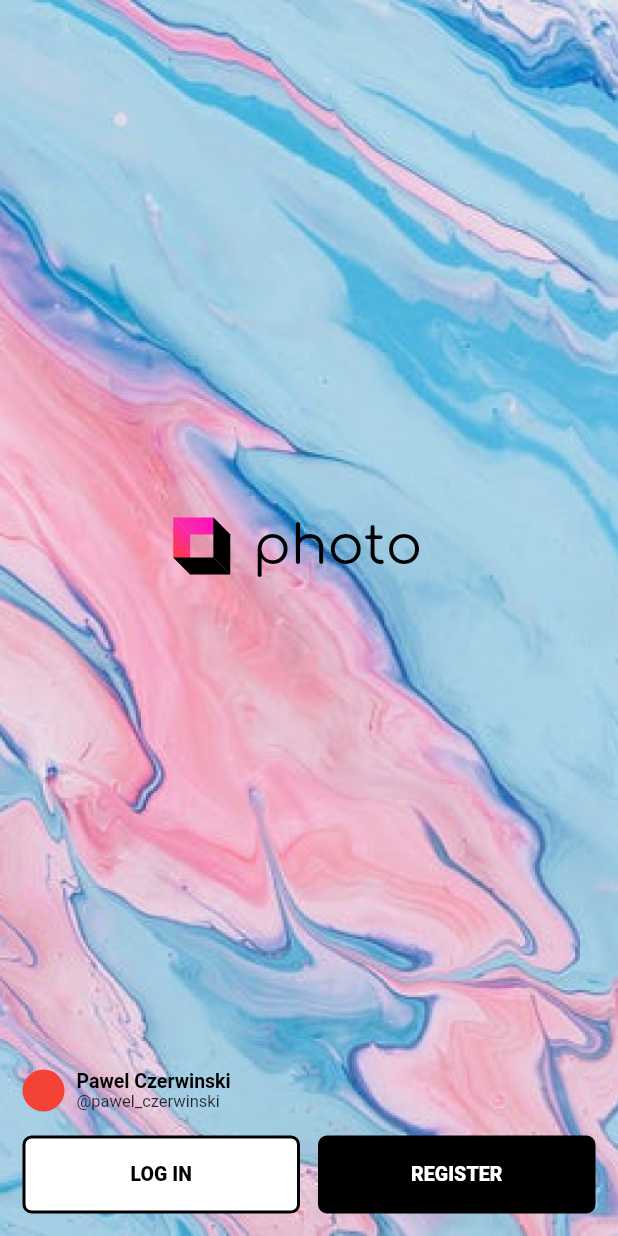
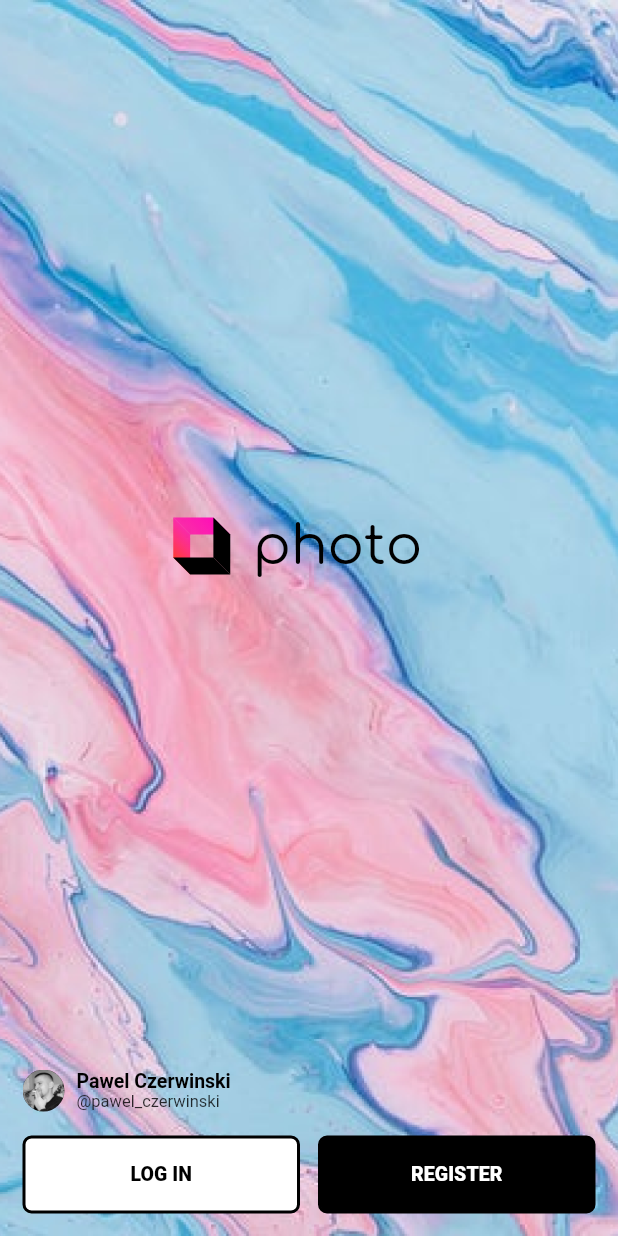
Before and after one commit to lienminhquang/photo, a Flutter app: the screen it shows after launch, on a phone screen of 412 x 824 dp. Run offline on Flutter 3.47's test engine with Material 2 defaults, Android fonts, the phone set to English and light mode, and no system bars; our stand-ins replace bloc, flutter_bloc, google_fonts; generated files the repository leaves out were written again.

Commit message:
+ Use bloc to load prev user to splash screen

```diff
--- /dev/null
+++ b/lib/bloc/user_bloc.dart
@@ -0,0 +1,25 @@
+import 'dart:async';
+
+import 'package:bloc/bloc.dart';
+import 'package:meta/meta.dart';
+import 'package:photo/models/user.dart';
+import 'package:photo/viewmodels/user_viewmodel.dart';
+
+part 'user_event.dart';
+part 'user_state.dart';
+
+class UserBloc extends Bloc<UserEvent, UserState> {
+  UserBloc(this.userViewModel) : super(UserInitial());
+  final UserViewModel userViewModel;
+
+  @override
+  Stream<UserState> mapEventToState(
+    UserEvent event,
+  ) async* {
+    if (event is UserInitEvent) {
+      yield UserInitial();
+      var prevUser = await userViewModel.getPreviousLoginedUser();
+      yield PrevUserLoaded(prevUser);
+    }
+  }
+}
--- /dev/null
+++ b/lib/bloc/user_event.dart
@@ -0,0 +1,6 @@
+part of 'user_bloc.dart';
+
+@immutable
+abstract class UserEvent {}
+
+class UserInitEvent implements UserEvent {}
--- /dev/null
+++ b/lib/bloc/user_state.dart
@@ -0,0 +1,21 @@
+part of 'user_bloc.dart';
+
+@immutable
+abstract class UserState {}
+
+class UserInitial extends UserState {}
+
+class PrevUserLoaded implements UserState {
+  final User? user;
+  PrevUserLoaded(this.user);
+
+  @override
+  bool operator ==(Object other) {
+    if (identical(this, other)) return true;
+
+    return other is PrevUserLoaded && other.user == user;
+  }
+
+  @override
+  int get hashCode => user.hashCode;
+}
--- a/lib/main.dart
+++ b/lib/main.dart
@@ -1,11 +1,15 @@
 import 'dart:developer';
 
 import 'package:flutter/material.dart';
+import 'package:flutter_bloc/flutter_bloc.dart';
 import 'package:flutter_gen/gen_l10n/app_localizations.dart';
 import 'package:flutter_localizations/flutter_localizations.dart';
+import 'package:photo/bloc/user_bloc.dart';
+import 'package:photo/models/user_repository.dart';
 import 'package:photo/routes.dart';
 import 'package:photo/screens/splash_screen.dart';
 import 'package:photo/theme.dart';
+import 'package:photo/viewmodels/user_viewmodel.dart';
 
 void main() {
   runApp(MyApp());
@@ -26,7 +30,12 @@ class MyApp extends StatelessWidget {
       theme: appTheme,
       routes: {
         AppRoute.splash: (context) {
-          return SplashScreen();
+          return BlocProvider<UserBloc>(
+              create: (BuildContext context) {
+                return UserBloc(UserViewModel(userRepository: UserRepository()))
+                  ..add(UserInitEvent());
+              },
+              child: SplashScreen());
         }
       },
     );
--- /dev/null
+++ b/lib/models/user.dart
@@ -0,0 +1,12 @@
+class User {
+  final String name;
+  final String tag;
+  final String userName;
+  final String imagePath;
+
+  User(
+      {required this.name,
+      required this.tag,
+      required this.userName,
+      required this.imagePath});
+}
--- /dev/null
+++ b/lib/models/user_repository.dart
@@ -0,0 +1,38 @@
+import 'package:photo/models/user.dart';
+
+class UserRepository {
+  final List<User> _users = [
+    User(
+        name: "Pawel Czerwinski",
+        tag: "@pawel_czerwinski",
+        userName: "the_jane",
+        imagePath: "assets/images/avar1.png"),
+    User(
+        name: "Quang Lien",
+        tag: "@quang_lien",
+        userName: "quang",
+        imagePath: "assets/images/avar2.png")
+  ];
+
+  Future<User?> getPreviousLoginedUser() {
+    return Future(() {
+      return _users[0];
+    });
+  }
+
+  Future<User> login(String username, String password) {
+    for (var user in _users) {
+      if (user.userName == username) {
+        return Future(() {
+          return user;
+        });
+      }
+    }
+    throw LoginException("Login failed!");
+  }
+}
+
+class LoginException implements Exception {
+  final String message;
+  LoginException(this.message);
+}
--- a/lib/screens/splash_screen.dart
+++ b/lib/screens/splash_screen.dart
@@ -1,11 +1,26 @@
 import 'package:flutter/material.dart';
+import 'package:flutter_bloc/flutter_bloc.dart';
 import 'package:flutter_gen/gen_l10n/app_localizations.dart';
+import 'package:photo/bloc/user_bloc.dart';
 import 'package:photo/widgets/app_icon.dart';
 import 'package:photo/widgets/primary_button.dart';
 import 'package:photo/widgets/user_infomation.dart';
 
 class SplashScreen extends StatelessWidget {
   const SplashScreen() : super();
+
+  Widget _buildUserInfomationWidget() {
+    return BlocBuilder<UserBloc, UserState>(
+      builder: (context, state) {
+        if (state is PrevUserLoaded && state.user != null) {
+          return Container(
+              margin: EdgeInsets.fromLTRB(0, 0, 0, 16),
+              child: UserInformation(state.user!));
+        }
+        return Container();
+      },
+    );
+  }
 
   @override
   Widget build(BuildContext context) {
@@ -30,9 +45,7 @@ class SplashScreen extends StatelessWidget {
                         style: Theme.of(context).textTheme.headline1)),
               ],
             ))),
-            Container(
-                margin: EdgeInsets.fromLTRB(0, 0, 0, 16),
-                child: UserInformation()),
+            _buildUserInfomationWidget(),
             Row(
               mainAxisSize: MainAxisSize.max,
               mainAxisAlignment: MainAxisAlignment.spaceBetween,
--- /dev/null
+++ b/lib/viewmodels/user_viewmodel.dart
@@ -0,0 +1,12 @@
+import 'package:photo/models/user.dart';
+import 'package:photo/models/user_repository.dart';
+
+class UserViewModel {
+  final UserRepository userRepository;
+
+  UserViewModel({required this.userRepository});
+
+  Future<User?> getPreviousLoginedUser() {
+    return userRepository.getPreviousLoginedUser();
+  }
+}
--- a/lib/widgets/user_infomation.dart
+++ b/lib/widgets/user_infomation.dart
@@ -1,7 +1,9 @@
 import 'package:flutter/material.dart';
+import 'package:photo/models/user.dart';
 
 class UserInformation extends StatelessWidget {
-  const UserInformation() : super();
+  const UserInformation(this.user) : super();
+  final User user;
 
   @override
   Widget build(BuildContext context) {
@@ -9,21 +11,23 @@ class UserInformation extends StatelessWidget {
       child: Row(
         children: [
           Container(
-            margin: EdgeInsets.fromLTRB(0, 0, 8, 0),
-            decoration: BoxDecoration(
-                borderRadius: BorderRadius.circular(45), color: Colors.red),
             width: 28,
             height: 28,
+            margin: const EdgeInsets.fromLTRB(0, 0, 8, 0),
+            child: ClipRRect(
+              borderRadius: BorderRadius.circular(45),
+              child: Image.asset(user.imagePath),
+            ),
           ),
           Column(
             crossAxisAlignment: CrossAxisAlignment.start,
             children: [
               Text(
-                "Pawel Czerwinski",
+                user.name,
                 style: Theme.of(context).textTheme.headline3,
               ),
               Text(
-                "@pawel_czerwinski",
+                user.tag,
                 style: Theme.of(context).textTheme.subtitle1,
               )
             ],
--- a/pubspec.yaml
+++ b/pubspec.yaml
@@ -27,6 +27,7 @@ dependencies:
     sdk: flutter
   intl: ^0.17.0
   google_fonts: ^2.1.0
+  flutter_bloc: ^7.2.0
 
 
   # The following adds the Cupertino Icons font to your application.
@@ -53,6 +54,10 @@ flutter:
   assets:
     - assets/images/splash_background.png
 
+    # for test
+    - assets/images/avar1.png
+    - assets/images/avar2.png
+
   # An image asset can refer to one or more resolution-specific "variants", see
   # https://flutter.dev/assets-and-images/#resolution-aware.
 
```
Also changed, not shown: assets/images/avar1.png (added), assets/images/avar2.png (added), pubspec.lock.
